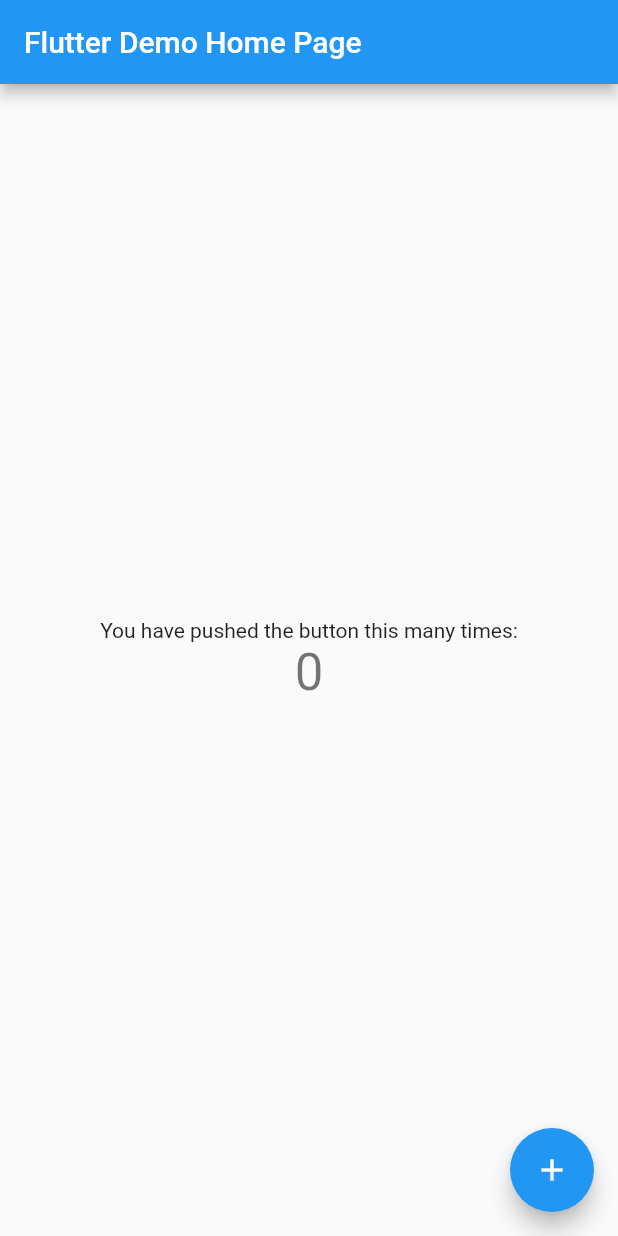
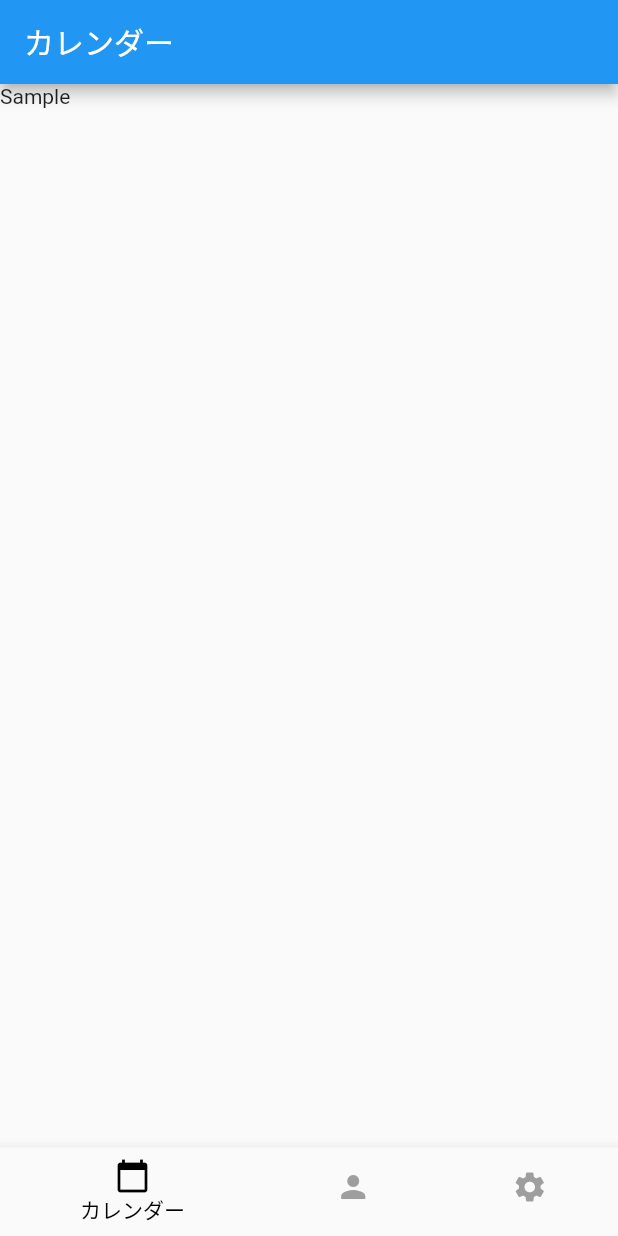
Before and after one commit to team-x-fun/shiftend, a Flutter app: the screen it shows after launch, on a phone screen of 412 x 824 dp. Run offline on Flutter 3.47's test engine with Material 2 defaults, Android fonts, the phone set to English and light mode, and no system bars; our stand-ins replace cloud_firestore, firebase_auth, freezed_annotation; accounts and stored records are empty; generated files the repository leaves out were written again.

Commit message:
create bottom tab & member list

```diff
--- a/lib/main.dart
+++ b/lib/main.dart
@@ -1,117 +1,62 @@
 import 'package:flutter/material.dart';
+import 'package:shiftend/sample_page.dart';
+import 'package:shiftend/member_page.dart';
 
-void main() {
-  runApp(MyApp());
-}
+void main() => runApp(MyApp());
 
 class MyApp extends StatelessWidget {
   // This widget is the root of your application.
   @override
   Widget build(BuildContext context) {
     return MaterialApp(
-      title: 'Flutter Demo',
+      title: 'Shiftend',
       theme: ThemeData(
-        // This is the theme of your application.
-        //
-        // Try running your application with "flutter run". You'll see the
-        // application has a blue toolbar. Then, without quitting the app, try
-        // changing the primarySwatch below to Colors.green and then invoke
-        // "hot reload" (press "r" in the console where you ran "flutter run",
-        // or simply save your changes to "hot reload" in a Flutter IDE).
-        // Notice that the counter didn't reset back to zero; the application
-        // is not restarted.
         primarySwatch: Colors.blue,
-        // This makes the visual density adapt to the platform that you run
-        // the app on. For desktop platforms, the controls will be smaller and
-        // closer together (more dense) than on mobile platforms.
         visualDensity: VisualDensity.adaptivePlatformDensity,
       ),
-      home: MyHomePage(title: 'Flutter Demo Home Page'),
+      home: Main(),
     );
   }
 }
 
-class MyHomePage extends StatefulWidget {
-  MyHomePage({Key key, this.title}) : super(key: key);
-
-  // This widget is the home page of your application. It is stateful, meaning
-  // that it has a State object (defined below) that contains fields that affect
-  // how it looks.
-
-  // This class is the configuration for the state. It holds the values (in this
-  // case the title) provided by the parent (in this case the App widget) and
-  // used by the build method of the State. Fields in a Widget subclass are
-  // always marked "final".
-
-  final String title;
-
+class Main extends StatefulWidget {
   @override
-  _MyHomePageState createState() => _MyHomePageState();
+  _MainState createState() => _MainState();
 }
 
-class _MyHomePageState extends State<MyHomePage> {
-  int _counter = 0;
-
-  void _incrementCounter() {
-    setState(() {
-      // This call to setState tells the Flutter framework that something has
-      // changed in this State, which causes it to rerun the build method below
-      // so that the display can reflect the updated values. If we changed
-      // _counter without calling setState(), then the build method would not be
-      // called again, and so nothing would appear to happen.
-      _counter++;
-    });
-  }
+class _MainState extends State<Main> {
+  int _currentIndex = 0;
+  final List<Widget> _pages = [SamplePage(), MemberPage(), SamplePage()];
+  final List<String> _titles = ['カレンダー', 'メンバー', '設定'];
 
   @override
   Widget build(BuildContext context) {
-    // This method is rerun every time setState is called, for instance as done
-    // by the _incrementCounter method above.
-    //
-    // The Flutter framework has been optimized to make rerunning build methods
-    // fast, so that you can just rebuild anything that needs updating rather
-    // than having to individually change instances of widgets.
     return Scaffold(
       appBar: AppBar(
-        // Here we take the value from the MyHomePage object that was created by
-        // the App.build method, and use it to set our appbar title.
-        title: Text(widget.title),
+        title: Text(_titles[_currentIndex]),
       ),
-      body: Center(
-        // Center is a layout widget. It takes a single child and positions it
-        // in the middle of the parent.
-        child: Column(
-          // Column is also a layout widget. It takes a list of children and
-          // arranges them vertically. By default, it sizes itself to fit its
-          // children horizontally, and tries to be as tall as its parent.
-          //
-          // Invoke "debug painting" (press "p" in the console, choose the
-          // "Toggle Debug Paint" action from the Flutter Inspector in Android
-          // Studio, or the "Toggle Debug Paint" command in Visual Studio Code)
-          // to see the wireframe for each widget.
-          //
-          // Column has various properties to control how it sizes itself and
-          // how it positions its children. Here we use mainAxisAlignment to
-          // center the children vertically; the main axis here is the vertical
-          // axis because Columns are vertical (the cross axis would be
-          // horizontal).
-          mainAxisAlignment: MainAxisAlignment.center,
-          children: <Widget>[
-            Text(
-              'You have pushed the button this many times:',
-            ),
-            Text(
-              '$_counter',
-              style: Theme.of(context).textTheme.headline4,
-            ),
-          ],
-        ),
+      body: _pages[_currentIndex],
+      bottomNavigationBar: BottomNavigationBar(
+        fixedColor: Colors.black,
+        unselectedItemColor: Colors.grey,
+        onTap: onTapped,
+        currentIndex: _currentIndex,
+        type: BottomNavigationBarType.shifting,
+        items: [
+          BottomNavigationBarItem(
+              icon: Icon(Icons.calendar_today), title: Text('カレンダー')),
+          BottomNavigationBarItem(
+              icon: Icon(Icons.person), title: Text('メンバー')),
+          BottomNavigationBarItem(
+              icon: Icon(Icons.settings), title: Text('設定')),
+        ],
       ),
-      floatingActionButton: FloatingActionButton(
-        onPressed: _incrementCounter,
-        tooltip: 'Increment',
-        child: Icon(Icons.add),
-      ), // This trailing comma makes auto-formatting nicer for build methods.
     );
   }
+
+  void onTapped(int index) {
+    setState(() {
+      _currentIndex = index;
+    });
+  }
 }
--- /dev/null
+++ b/lib/sample_page.dart
@@ -0,0 +1,9 @@
+import 'package:flutter/cupertino.dart';
+import 'package:flutter/material.dart';
+
+class SamplePage extends StatelessWidget {
+  @override
+  Widget build(BuildContext context) {
+    return Scaffold(body: Text('Sample'));
+  }
+}
```
Also changed, not shown: lib/member.dart (added, +8 -0 lines), lib/member_item.dart (added, +41 -0 lines), lib/member_page.dart (added, +39 -0 lines).
